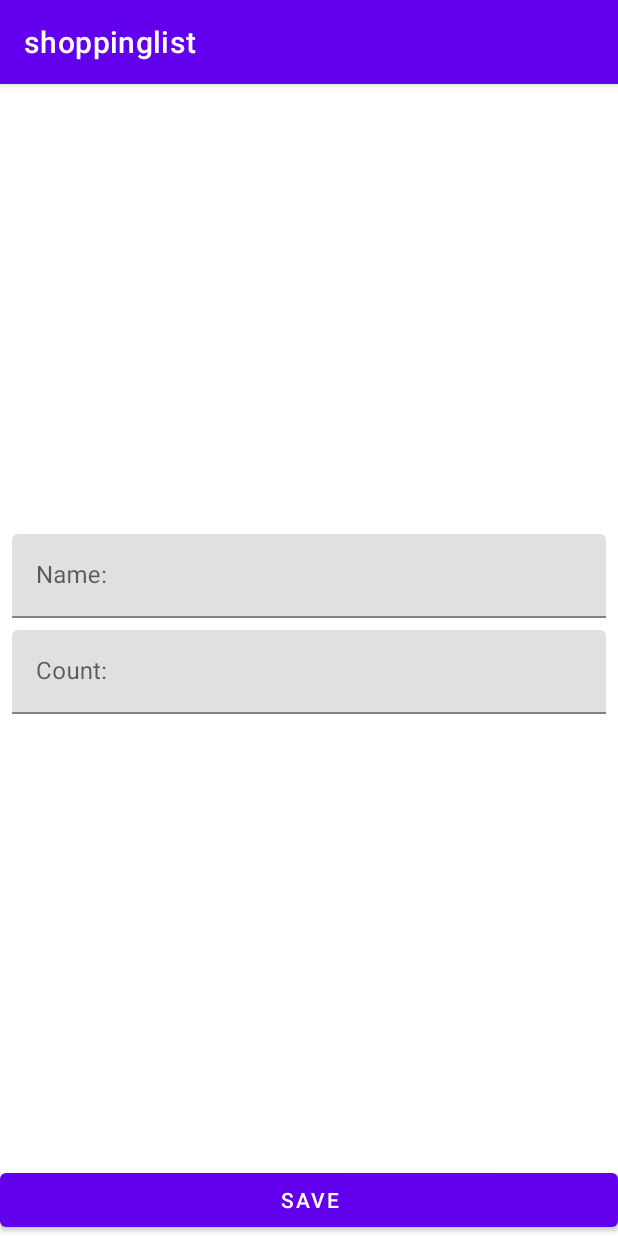
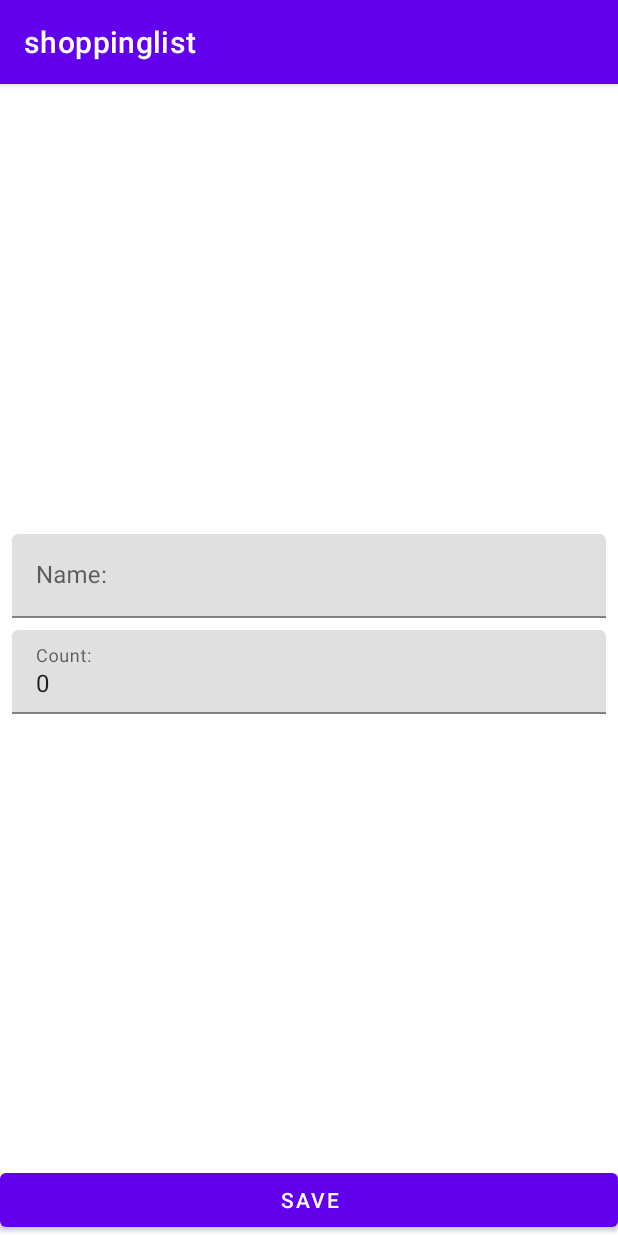
Before and after one commit to morj12/android-guided-projects, an Android app: the fragment ShopItemFragment placed in its activity, on a phone screen of 412 x 824 dp. Run offline under Robolectric (Android 15) with nearby library versions, the phone set to English and light mode, and no system bars; our stand-ins replace data binding; 7 statements that could not run were skipped.

Commit message:
Implement data binding

```diff
--- a/shoppinglist/app/build.gradle
+++ b/shoppinglist/app/build.gradle
@@ -1,6 +1,7 @@
 plugins {
     id 'com.android.application'
     id 'org.jetbrains.kotlin.android'
+    id 'kotlin-kapt'
 }
 
 android {
@@ -18,7 +19,7 @@ android {
     }
 
     buildFeatures {
-        viewBinding true
+        dataBinding true
     }
 
     buildTypes {
--- /dev/null
+++ b/shoppinglist/app/src/main/java/com/example/shoppinglist/presentation/BindingAdapters.kt
@@ -0,0 +1,17 @@
+package com.example.shoppinglist.presentation
+
+import androidx.databinding.BindingAdapter
+import com.example.shoppinglist.R
+import com.google.android.material.textfield.TextInputLayout
+
+@BindingAdapter("errorInputName")
+fun bindErrorInputName(tvl: TextInputLayout, isError: Boolean) {
+    val message = if (isError) tvl.context.getString(R.string.error_input_name) else null
+    tvl.error = message
+}
+
+@BindingAdapter("errorInputCount")
+fun bindErrorInputCount(tvl: TextInputLayout, isError: Boolean) {
+    val message = if (isError) tvl.context.getString(R.string.error_input_count) else null
+    tvl.error = message
+}
--- a/shoppinglist/app/src/main/java/com/example/shoppinglist/presentation/ShopItemFragment.kt
+++ b/shoppinglist/app/src/main/java/com/example/shoppinglist/presentation/ShopItemFragment.kt
@@ -15,7 +15,11 @@ import com.example.shoppinglist.domain.ShopItem
 
 class ShopItemFragment : Fragment() {
 
-    private lateinit var binding: FragmentShopItemBinding
+    private var _binding: FragmentShopItemBinding? = null
+    private val binding: FragmentShopItemBinding
+    get() = _binding ?: throw RuntimeException("FragmentShopItemBinding is null")
+
+
     private lateinit var viewModel: ShopItemViewModel
 
     private lateinit var onEditingFinishedListener: OnEditingFinishedListener
@@ -68,7 +72,7 @@ class ShopItemFragment : Fragment() {
         container: ViewGroup?,
         savedInstanceState: Bundle?
     ): View {
-        binding = FragmentShopItemBinding.inflate(inflater, container, false)
+        _binding = FragmentShopItemBinding.inflate(inflater, container, false)
         return binding.root
     }
 
@@ -80,6 +84,8 @@ class ShopItemFragment : Fragment() {
         parseParams()
 
         viewModel = ViewModelProvider(this)[ShopItemViewModel::class.java]
+        binding.viewModel = viewModel
+        binding.lifecycleOwner = viewLifecycleOwner
 
         setTextListeners()
         selectMode()
@@ -94,16 +100,6 @@ class ShopItemFragment : Fragment() {
     }
 
     private fun observeViewModel() {
-        viewModel.errorInputCount.observe(viewLifecycleOwner) {
-            val message = if (it) getString(R.string.error_input_count) else null
-            binding.tilCount.error = message
-        }
-
-        viewModel.errorInputName.observe(viewLifecycleOwner) {
-            val message = if (it) getString(R.string.error_input_name) else null
-            binding.tilName.error = message
-        }
-
         viewModel.shouldCloseScreen.observe(viewLifecycleOwner) {
             onEditingFinishedListener.onEditingFinished()
         }
@@ -133,10 +129,6 @@ class ShopItemFragment : Fragment() {
 
     private fun launchEditMode() {
         viewModel.getShopItem(itemId)
-        viewModel.shopItem.observe(viewLifecycleOwner) {
-            binding.etName.setText(it.name)
-            binding.etCount.setText(it.count.toString())
-        }
         binding.saveButton.setOnClickListener {
             viewModel.editShopItem(
                 binding.etName.text?.toString(),
@@ -191,6 +183,11 @@ class ShopItemFragment : Fragment() {
         }
     }
 
+    override fun onDestroy() {
+        super.onDestroy()
+        _binding = null
+    }
+
     interface OnEditingFinishedListener {
         fun onEditingFinished()
     }
--- a/shoppinglist/app/src/main/res/layout-land/activity_main.xml
+++ b/shoppinglist/app/src/main/res/layout-land/activity_main.xml
@@ -1,4 +1,5 @@
 <?xml version="1.0" encoding="utf-8"?>
+<layout>
     <androidx.constraintlayout.widget.ConstraintLayout xmlns:android="http://schemas.android.com/apk/res/android"
         xmlns:app="http://schemas.android.com/apk/res-auto"
         xmlns:tools="http://schemas.android.com/tools"
@@ -44,3 +45,4 @@
             />
 
     </androidx.constraintlayout.widget.ConstraintLayout>
+</layout>
--- a/shoppinglist/app/src/main/res/layout/activity_main.xml
+++ b/shoppinglist/app/src/main/res/layout/activity_main.xml
@@ -1,4 +1,5 @@
 <?xml version="1.0" encoding="utf-8"?>
+<layout>
     <androidx.constraintlayout.widget.ConstraintLayout xmlns:android="http://schemas.android.com/apk/res/android"
         xmlns:app="http://schemas.android.com/apk/res-auto"
         xmlns:tools="http://schemas.android.com/tools"
@@ -29,3 +30,4 @@
             app:srcCompat="@drawable/ic_add" />
 
     </androidx.constraintlayout.widget.ConstraintLayout>
+</layout>
--- a/shoppinglist/app/src/main/res/layout/activity_shop_item.xml
+++ b/shoppinglist/app/src/main/res/layout/activity_shop_item.xml
@@ -1,4 +1,5 @@
 <?xml version="1.0" encoding="utf-8"?>
+<layout>
     <androidx.fragment.app.FragmentContainerView xmlns:android="http://schemas.android.com/apk/res/android"
         xmlns:app="http://schemas.android.com/apk/res-auto"
         xmlns:tools="http://schemas.android.com/tools"
@@ -7,3 +8,4 @@
         android:layout_height="match_parent"
         tools:layout="@layout/fragment_shop_item"
         tools:context=".presentation.ShopItemActivity" />
+</layout>
--- a/shoppinglist/app/src/main/res/layout/fragment_shop_item.xml
+++ b/shoppinglist/app/src/main/res/layout/fragment_shop_item.xml
@@ -1,4 +1,14 @@
 <?xml version="1.0" encoding="utf-8"?>
+<layout>
+
+    <data>
+
+        <variable
+            name="viewModel"
+            type="com.example.shoppinglist.presentation.ShopItemViewModel" />
+
+    </data>
+
     <androidx.constraintlayout.widget.ConstraintLayout xmlns:android="http://schemas.android.com/apk/res/android"
         xmlns:app="http://schemas.android.com/apk/res-auto"
         xmlns:tools="http://schemas.android.com/tools"
@@ -18,6 +28,7 @@
             app:layout_constraintTop_toTopOf="parent"
             app:layout_constraintBottom_toTopOf="@+id/til_count"
             app:layout_constraintVertical_chainStyle="packed"
+            app:errorInputName="@{viewModel.errorInputName}"
             >
 
             <com.google.android.material.textfield.TextInputEditText
@@ -26,6 +37,7 @@
                 android:layout_height="wrap_content"
                 android:hint="@string/hint_name"
                 android:inputType="textCapWords"
+                android:text="@{viewModel.shopItem.name}"
                 />
 
         </com.google.android.material.textfield.TextInputLayout>
@@ -40,14 +52,16 @@
             app:layout_constraintBottom_toTopOf="@+id/save_button"
             app:layout_constraintEnd_toEndOf="parent"
             app:layout_constraintStart_toStartOf="parent"
-        app:layout_constraintTop_toBottomOf="@id/til_name">
+            app:layout_constraintTop_toBottomOf="@id/til_name"
+            app:errorInputCount="@{viewModel.errorInputCount}">
 
             <com.google.android.material.textfield.TextInputEditText
                 android:id="@+id/et_count"
                 android:layout_width="match_parent"
                 android:layout_height="wrap_content"
                 android:hint="@string/hint_count"
-            android:inputType="number"/>
+                android:inputType="number"
+                android:text="@{String.valueOf(viewModel.shopItem.count)}"/>
 
         </com.google.android.material.textfield.TextInputLayout>
 
@@ -61,3 +75,4 @@
             app:layout_constraintStart_toStartOf="parent"/>
 
     </androidx.constraintlayout.widget.ConstraintLayout>
+</layout>
--- a/shoppinglist/app/src/main/res/layout/item_shop_disabled.xml
+++ b/shoppinglist/app/src/main/res/layout/item_shop_disabled.xml
@@ -1,4 +1,5 @@
 <?xml version="1.0" encoding="utf-8"?>
+<layout>
     <androidx.cardview.widget.CardView xmlns:android="http://schemas.android.com/apk/res/android"
         xmlns:app="http://schemas.android.com/apk/res-auto"
         xmlns:tools="http://schemas.android.com/tools"
@@ -41,3 +42,4 @@
         </LinearLayout>
 
     </androidx.cardview.widget.CardView>
+</layout>
--- a/shoppinglist/app/src/main/res/layout/item_shop_enabled.xml
+++ b/shoppinglist/app/src/main/res/layout/item_shop_enabled.xml
@@ -1,4 +1,5 @@
 <?xml version="1.0" encoding="utf-8"?>
+<layout>
     <androidx.cardview.widget.CardView xmlns:android="http://schemas.android.com/apk/res/android"
         xmlns:app="http://schemas.android.com/apk/res-auto"
         xmlns:tools="http://schemas.android.com/tools"
@@ -41,3 +42,4 @@
         </LinearLayout>
 
     </androidx.cardview.widget.CardView>
+</layout>
```
Also changed, not shown: shoppinglist/app/src/main/java/com/example/shoppinglist/presentation/ShopItemViewHolder.kt (+2 -5 lines), shoppinglist/app/src/main/java/com/example/shoppinglist/presentation/ShopListAdapter.kt (+25 -4 lines). Lines whose indentation alone changed are shown as unchanged.
